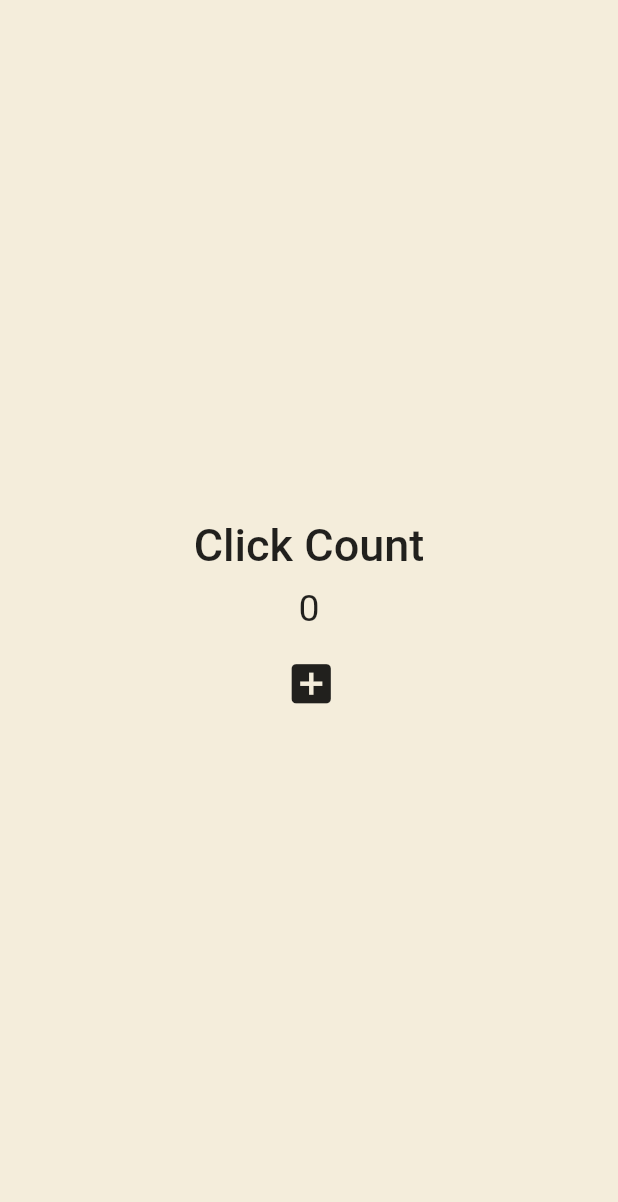
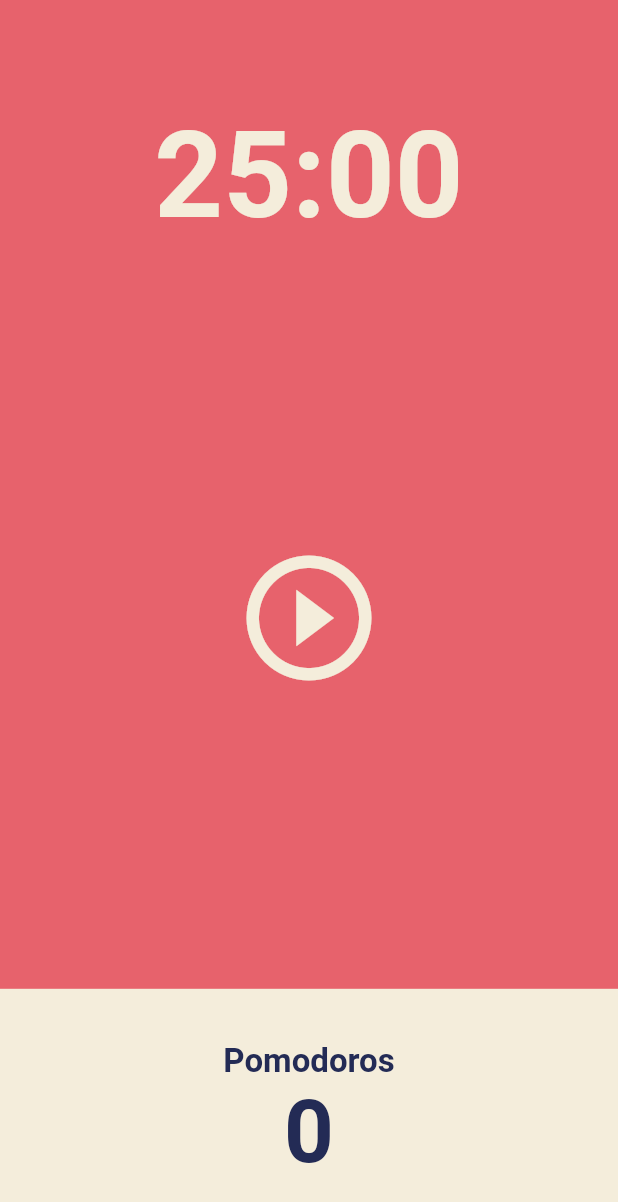
Before and after one commit to daveg7lee/toonflix, a Flutter app: the screen it shows after launch, on a phone screen of 412 x 824 dp. Shown: the top 1202 px of the screen. Run offline on Flutter 3.47's test engine with Material 2 defaults, Android fonts, the phone set to English and light mode, and no system bars.

Commit message:
User Interface

```diff
--- a/lib/main.dart
+++ b/lib/main.dart
@@ -1,60 +1,26 @@
 import 'package:flutter/material.dart';
+import 'package:toonflix/screens/home_screen.dart';
 
 void main() {
-  runApp(App());
+  runApp(const App());
 }
 
-class App extends StatefulWidget {
-  @override
-  State<App> createState() => _AppState();
-}
-
-class _AppState extends State<App> {
-  int counter = 0;
-
-  void onClick() {
-    setState(() {
-      counter++;
-    });
-  }
+class App extends StatelessWidget {
+  const App({super.key});
 
   @override
   Widget build(BuildContext context) {
     return MaterialApp(
-      home: Scaffold(
-        backgroundColor: const Color(0xFFF4EDDB),
-        body: Center(
-          child: Column(
-            mainAxisAlignment: MainAxisAlignment.center,
-            children: [
-              const Text(
-                "Click Count",
-                style: TextStyle(
-                  fontSize: 30,
-                  fontWeight: FontWeight.w500,
-                ),
-              ),
-              const SizedBox(
-                height: 10,
-              ),
-              Text(
-                '$counter',
-                style: const TextStyle(fontSize: 25),
-              ),
-              const SizedBox(
-                height: 10,
-              ),
-              IconButton(
-                onPressed: onClick,
-                icon: const Icon(
-                  Icons.add_box,
-                  size: 35,
-                ),
-              )
-            ],
+      theme: ThemeData(
+        backgroundColor: const Color(0xFFE7626C),
+        textTheme: const TextTheme(
+          headline1: TextStyle(
+            color: Color(0xFF232B55),
           ),
         ),
+        cardColor: const Color(0xFFF4EDDB),
       ),
+      home: const HomeScreen(),
     );
   }
 }
--- /dev/null
+++ b/lib/screens/home_screen.dart
@@ -0,0 +1,77 @@
+import 'package:flutter/material.dart';
+
+class HomeScreen extends StatefulWidget {
+  const HomeScreen({super.key});
+
+  @override
+  State<HomeScreen> createState() => _HomeScreenState();
+}
+
+class _HomeScreenState extends State<HomeScreen> {
+  @override
+  Widget build(BuildContext context) {
+    return Scaffold(
+      backgroundColor: Theme.of(context).backgroundColor,
+      body: Column(children: [
+        Flexible(
+          flex: 1,
+          child: Container(
+            alignment: Alignment.bottomCenter,
+            child: Text(
+              "25:00",
+              style: TextStyle(
+                color: Theme.of(context).cardColor,
+                fontSize: 80,
+                fontWeight: FontWeight.w600,
+              ),
+            ),
+          ),
+        ),
+        Flexible(
+          flex: 3,
+          child: Center(
+            child: IconButton(
+              iconSize: 100,
+              color: Theme.of(context).cardColor,
+              onPressed: () {},
+              icon: const Icon(Icons.play_circle_outline),
+            ),
+          ),
+        ),
+        Flexible(
+          flex: 1,
+          child: Row(
+            children: [
+              Expanded(
+                child: Container(
+                  decoration: BoxDecoration(color: Theme.of(context).cardColor),
+                  child: Column(
+                    mainAxisAlignment: MainAxisAlignment.center,
+                    children: [
+                      Text(
+                        "Pomodoros",
+                        style: TextStyle(
+                            fontSize: 22,
+                            fontWeight: FontWeight.w600,
+                            color:
+                                Theme.of(context).textTheme.headline1!.color),
+                      ),
+                      Text(
+                        "0",
+                        style: TextStyle(
+                            fontSize: 58,
+                            fontWeight: FontWeight.w600,
+                            color:
+                                Theme.of(context).textTheme.headline1!.color),
+                      ),
+                    ],
+                  ),
+                ),
+              ),
+            ],
+          ),
+        )
+      ]),
+    );
+  }
+}
```
